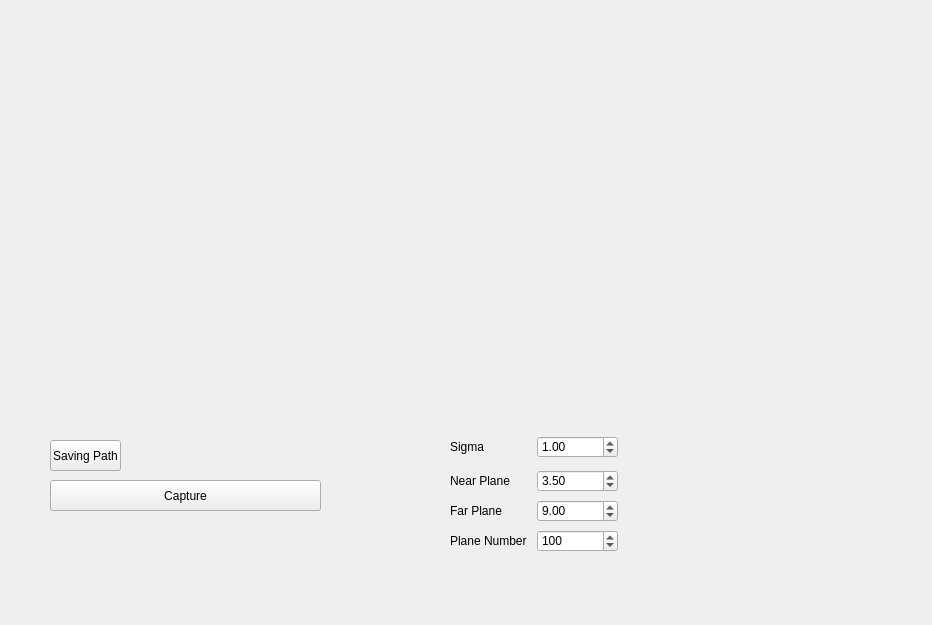
First picture: the form in src/mainWidget.ui, repository ezheng/viewSyn, before the edit.
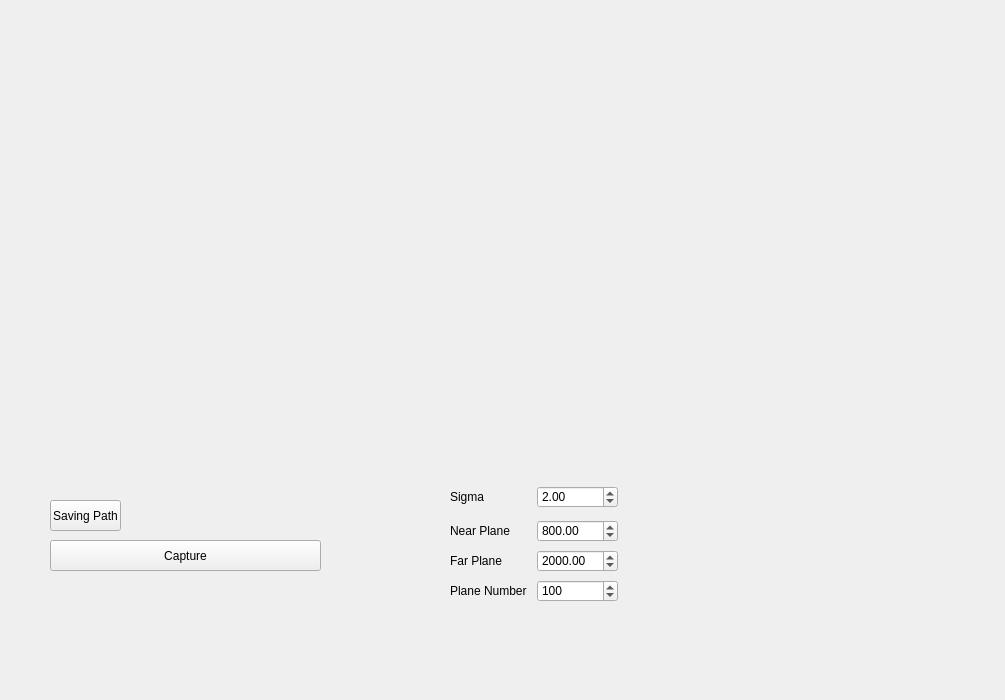
Second picture: the form after the edit.

```diff
--- a/src/mainWidget.ui
+++ b/src/mainWidget.ui
@@ -9,8 +9,8 @@
    <rect>
     <x>0</x>
     <y>0</y>
-    <width>932</width>
-    <height>625</height>
+    <width>1005</width>
+    <height>700</height>
    </rect>
   </property>
   <property name="sizePolicy">
@@ -151,7 +151,7 @@
    <property name="geometry">
     <rect>
      <x>50</x>
-     <y>440</y>
+     <y>500</y>
      <width>71</width>
      <height>31</height>
     </rect>
@@ -164,7 +164,7 @@
    <property name="geometry">
     <rect>
      <x>50</x>
-     <y>480</y>
+     <y>540</y>
      <width>271</width>
      <height>31</height>
     </rect>
@@ -177,7 +177,7 @@
    <property name="geometry">
     <rect>
      <x>450</x>
-     <y>470</y>
+     <y>520</y>
      <width>168</width>
      <height>22</height>
     </rect>
@@ -199,7 +199,7 @@
        <double>1.000000000000000</double>
       </property>
       <property name="value">
-       <double>3.500000000000000</double>
+       <double>800.000000000000000</double>
       </property>
      </widget>
     </item>
@@ -209,7 +209,7 @@
    <property name="geometry">
     <rect>
      <x>450</x>
-     <y>500</y>
+     <y>550</y>
      <width>168</width>
      <height>22</height>
     </rect>
@@ -231,7 +231,7 @@
        <double>0.500000000000000</double>
       </property>
       <property name="value">
-       <double>9.000000000000000</double>
+       <double>2000.000000000000000</double>
       </property>
      </widget>
     </item>
@@ -241,7 +241,7 @@
    <property name="geometry">
     <rect>
      <x>450</x>
-     <y>530</y>
+     <y>580</y>
      <width>168</width>
      <height>22</height>
     </rect>
@@ -276,7 +276,7 @@
    <property name="geometry">
     <rect>
      <x>450</x>
-     <y>436</y>
+     <y>486</y>
      <width>168</width>
      <height>22</height>
     </rect>
@@ -298,7 +298,7 @@
        <double>0.500000000000000</double>
       </property>
       <property name="value">
-       <double>1.000000000000000</double>
+       <double>2.000000000000000</double>
       </property>
      </widget>
     </item>
```
